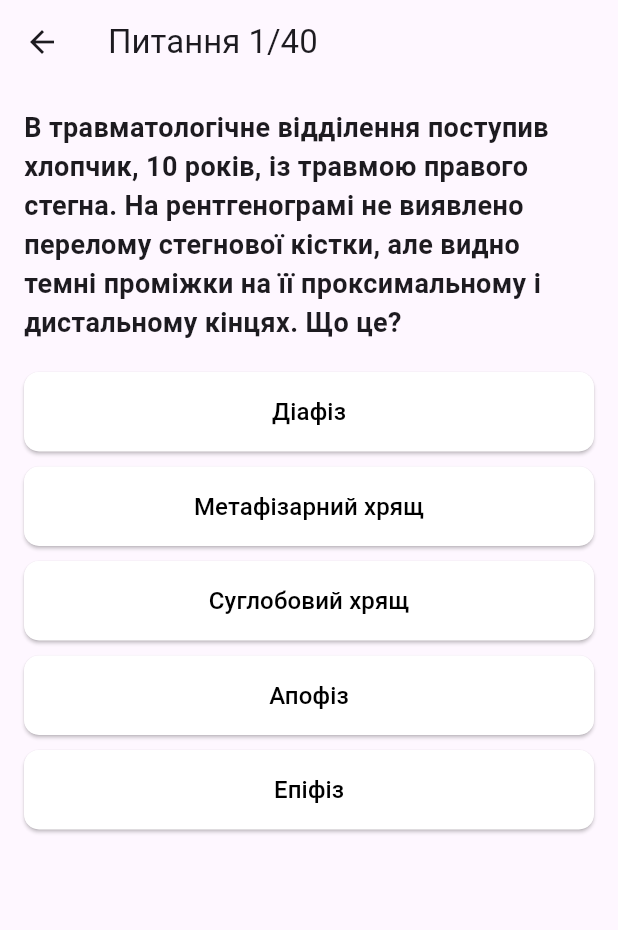
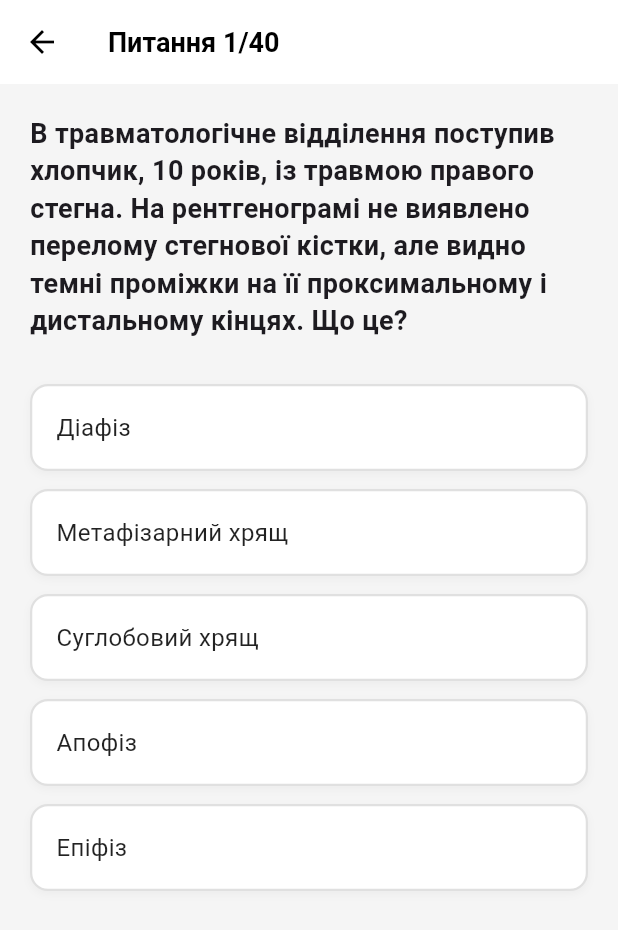
Before and after one commit to babazyaka9/-, a Flutter app: the screen it shows after launch, after a tap on an icon or button, on a phone screen of 412 x 824 dp. Shown: the top 930 px of the screen. Run offline on Flutter 3.47's test engine with Material 3 defaults, Android fonts, the phone set to English and light mode, and no system bars; our stand-ins replace shared_preferences.

Commit message:
Update main.dart

```diff
--- a/lib/main.dart
+++ b/lib/main.dart
@@ -13,9 +13,11 @@ class AnatomyApp extends StatelessWidget {
   @override
   Widget build(BuildContext context) {
     return MaterialApp(
+      debugShowCheckedModeBanner: false,
       title: 'Анатомія',
       theme: ThemeData(
         primarySwatch: Colors.blue,
+        scaffoldBackgroundColor: const Color(0xFFF5F5F5), // Світло-сірий фон як на сайті
         useMaterial3: true,
       ),
       home: const MenuScreen(),
@@ -35,7 +37,6 @@ class _MenuScreenState extends State<MenuScreen> {
   List<dynamic> _questions = [];
   Map<String, dynamic> _progress = {};
   bool _isLoading = true;
-  String? _error;
 
   @override
   void initState() {
@@ -45,11 +46,11 @@ class _MenuScreenState extends State<MenuScreen> {
 
   Future<void> _loadData() async {
     try {
-      // 1. Завантажуємо питання з файлу
+      // Завантаження питань
       final jsonString = await rootBundle.loadString('questions.json');
       final List<dynamic> data = json.decode(jsonString);
 
-      // 2. Завантажуємо прогрес
+      // Завантаження прогресу
       final prefs = await SharedPreferences.getInstance();
       final savedProgress = prefs.getString('user_progress');
       Map<String, dynamic> progressMap = {
@@ -69,37 +70,21 @@ class _MenuScreenState extends State<MenuScreen> {
         });
       }
     } catch (e) {
-      if (mounted) {
-        setState(() {
-          _error = e.toString();
-          _isLoading = false;
-        });
-      }
+      // Ігноруємо помилки, просто показуємо пустий екран або лоадер
+      if (mounted) setState(() => _isLoading = false);
     }
   }
 
   Future<void> _resetProgress() async {
     final prefs = await SharedPreferences.getInstance();
     await prefs.remove('user_progress');
-    _loadData(); // Перезавантажити
+    _loadData();
   }
 
   @override
   Widget build(BuildContext context) {
     if (_isLoading) {
       return const Scaffold(body: Center(child: CircularProgressIndicator()));
-    }
-
-    if (_error != null) {
-      return Scaffold(
-        body: Center(
-          child: Padding(
-            padding: const EdgeInsets.all(20.0),
-            child: Text("Помилка: $_error\nПеревірте файл questions.json",
-              style: const TextStyle(color: Colors.red), textAlign: TextAlign.center),
-          ),
-        ),
-      );
     }
 
     final wrongIndices = List<int>.from(_progress['wrong_indices'] ?? []);
@@ -109,9 +94,11 @@ class _MenuScreenState extends State<MenuScreen> {
     return Scaffold(
       appBar: AppBar(
         title: const Text("Анатомія", style: TextStyle(fontWeight: FontWeight.bold)),
+        backgroundColor: Colors.white,
+        elevation: 0,
         actions: [
           IconButton(
-            icon: const Icon(Icons.delete_forever, color: Colors.red),
+            icon: const Icon(Icons.delete_outline, color: Colors.red),
             onPressed: _resetProgress,
           )
         ],
@@ -119,17 +106,25 @@ class _MenuScreenState extends State<MenuScreen> {
       body: ListView(
         padding: const EdgeInsets.all(16),
         children: [
+          // Кнопка помилок
           if (wrongIndices.isNotEmpty)
-            Card(
-              color: Colors.purple.shade100,
+            Container(
+              margin: const EdgeInsets.only(bottom: 15),
+              decoration: BoxDecoration(
+                color: Colors.purple,
+                borderRadius: BorderRadius.circular(12),
+                boxShadow: [BoxShadow(color: Colors.purple.withOpacity(0.3), blurRadius: 8, offset: const Offset(0, 4))],
+              ),
               child: ListTile(
-                leading: const Icon(Icons.warning, color: Colors.purple),
+                leading: const Icon(Icons.warning_amber_rounded, color: Colors.white, size: 30),
                 title: Text("Робота над помилками (${wrongIndices.length})",
-                    style: const TextStyle(fontWeight: FontWeight.bold)),
+                    style: const TextStyle(fontWeight: FontWeight.bold, color: Colors.white)),
+                trailing: const Icon(Icons.arrow_forward_ios, color: Colors.white70, size: 16),
                 onTap: () => _startQuiz(context, mode: 'review', wrongIds: wrongIndices),
               ),
             ),
-          const SizedBox(height: 10),
+
+          // Список тестів
           ...List.generate((_questions.length / chunkSize).ceil(), (index) {
             final start = index * chunkSize;
             final end = (start + chunkSize) < _questions.length ? (start + chunkSize) : _questions.length;
@@ -138,31 +133,39 @@ class _MenuScreenState extends State<MenuScreen> {
 
             String status = "Не почато";
             IconData icon = Icons.circle_outlined;
-            Color color = Colors.grey.shade100;
+            Color iconColor = Colors.grey;
+            Color cardColor = Colors.white;
 
             if (res != null) {
               final percent = res['percent'];
               status = "${res['score']}/${res['total']} (${percent.toInt()}%)";
               if (percent >= 60) {
                 icon = Icons.check_circle;
-                color = Colors.green.shade100;
+                iconColor = Colors.green;
+                cardColor = Colors.green.shade50;
               } else {
                 icon = Icons.cancel;
-                color = Colors.red.shade100;
+                iconColor = Colors.red;
+                cardColor = Colors.red.shade50;
               }
             }
 
-            return Card(
-              color: color,
-              margin: const EdgeInsets.only(bottom: 8),
+            return Container(
+              margin: const EdgeInsets.only(bottom: 10),
+              decoration: BoxDecoration(
+                color: cardColor,
+                borderRadius: BorderRadius.circular(12),
+                border: Border.all(color: Colors.grey.shade200),
+              ),
               child: ListTile(
-                leading: Icon(icon),
-                title: Text("Тест ${index + 1}"),
+                leading: Icon(icon, color: iconColor, size: 28),
+                title: Text("Тест ${index + 1}", style: const TextStyle(fontWeight: FontWeight.bold)),
                 subtitle: Text(status),
                 onTap: () => _startQuiz(context, mode: 'chunk', start: start, end: end, key: key),
               ),
             );
           }),
+          const SizedBox(height: 20),
         ],
       ),
     );
@@ -183,7 +186,7 @@ class _MenuScreenState extends State<MenuScreen> {
         ),
       ),
     );
-    _loadData(); // Оновити дані після повернення
+    _loadData(); // Оновлюємо меню після повернення
   }
 }
 
@@ -261,17 +264,15 @@ class _QuizScreenState extends State<QuizScreen> {
   }
 
   Future<void> _finishQuiz() async {
-    // Логіка збереження
     final prefs = await SharedPreferences.getInstance();
 
-    // Оновлюємо список помилок
+    // Оновлюємо помилки
     Set<int> wrongSet = Set<int>.from(widget.currentProgress['wrong_indices'] ?? []);
     wrongSet.addAll(_newWrongs);
     wrongSet.removeAll(_correctIds);
-
     widget.currentProgress['wrong_indices'] = wrongSet.toList();
 
-    // Оновлюємо статистику блоку
+    // Оновлюємо статистику
     if (widget.mode == 'chunk' && widget.chunkKey != null) {
       double percent = (_score / _quizQuestions.length) * 100;
       Map<String, dynamic> chunkRes = widget.currentProgress['chunk_results'] ?? {};
@@ -286,78 +287,99 @@ class _QuizScreenState extends State<QuizScreen> {
     await prefs.setString('user_progress', json.encode(widget.currentProgress));
 
     if (!mounted) return;
-
-    // Екран результату
     Navigator.pushReplacement(
       context,
-      MaterialPageRoute(
-        builder: (context) => ResultScreen(
-          score: _score,
-          total: _quizQuestions.length,
-        ),
-      ),
+      MaterialPageRoute(builder: (context) => ResultScreen(score: _score, total: _quizQuestions.length)),
     );
   }
 
   @override
   Widget build(BuildContext context) {
-    if (_quizQuestions.isEmpty) {
-      return Scaffold(
-        appBar: AppBar(title: const Text("Тест")),
-        body: const Center(child: Text("Помилок немає! 🎉")),
-      );
-    }
+    if (_quizQuestions.isEmpty) return const Scaffold(body: Center(child: Text("Помилок немає! 🎉")));
 
     final q = _quizQuestions[_currentIndex];
 
+    // СКРОЛЛ ВІДБУВАЄТЬСЯ ТУТ (SingleChildScrollView)
     return Scaffold(
       appBar: AppBar(
         title: Text("Питання ${_currentIndex + 1}/${_quizQuestions.length}"),
+        backgroundColor: Colors.white,
+        elevation: 0,
         leading: IconButton(
-          icon: const Icon(Icons.arrow_back),
+          icon: const Icon(Icons.arrow_back, color: Colors.black),
           onPressed: () => Navigator.of(context).pop(),
         ),
+        titleTextStyle: const TextStyle(color: Colors.black, fontSize: 18, fontWeight: FontWeight.bold),
       ),
-      body: Padding(
-        padding: const EdgeInsets.all(16.0),
+      body: SafeArea(
+        child: SingleChildScrollView(
+          padding: const EdgeInsets.all(20.0),
           child: Column(
             crossAxisAlignment: CrossAxisAlignment.stretch,
             children: [
-            Text(q['q'], style: const TextStyle(fontSize: 18, fontWeight: FontWeight.bold)),
-            const SizedBox(height: 20),
+              Text(q['q'], style: const TextStyle(fontSize: 18, fontWeight: FontWeight.w600, height: 1.4)),
+              const SizedBox(height: 30),
+
+              // Варіанти відповідей
               ...List.generate(q['opts'].length, (index) {
-              Color color = Colors.white;
+                Color bgColor = Colors.white;
+                Color textColor = Colors.black87;
+                Color borderColor = Colors.grey.shade300;
+
                 if (_answered) {
-                if (index == q['c']) color = Colors.green.shade200;
-                else if (index == _selectedOption) color = Colors.red.shade200;
+                  if (index == q['c']) {
+                    bgColor = Colors.green.shade500; // Правильна - зелена
+                    textColor = Colors.white;
+                    borderColor = Colors.green.shade500;
+                  } else if (index == _selectedOption) {
+                    bgColor = Colors.red.shade400; // Обрана неправильна - червона
+                    textColor = Colors.white;
+                    borderColor = Colors.red.shade400;
+                  }
                 }
 
                 return Padding(
-                padding: const EdgeInsets.only(bottom: 10),
-                child: ElevatedButton(
-                  style: ElevatedButton.styleFrom(
-                    backgroundColor: color,
-                    padding: const EdgeInsets.all(15),
-                    shape: RoundedRectangleBorder(borderRadius: BorderRadius.circular(10)),
+                  padding: const EdgeInsets.only(bottom: 12),
+                  child: InkWell(
+                    onTap: _answered ? null : () => _checkAnswer(index),
+                    borderRadius: BorderRadius.circular(12),
+                    child: Container(
+                      padding: const EdgeInsets.all(16),
+                      decoration: BoxDecoration(
+                        color: bgColor,
+                        borderRadius: BorderRadius.circular(12),
+                        border: Border.all(color: borderColor, width: 1.5),
+                        boxShadow: [
+                          if (!_answered)
+                            BoxShadow(color: Colors.grey.withOpacity(0.1), blurRadius: 4, offset: const Offset(0, 2))
+                        ],
                       ),
-                  onPressed: _answered ? null : () => _checkAnswer(index),
-                  child: Text(q['opts'][index],
-                    style: const TextStyle(color: Colors.black, fontSize: 16)),
+                      child: Text(q['opts'][index], style: TextStyle(color: textColor, fontSize: 16)),
+                    ),
                   ),
                 );
               }),
-            const Spacer(),
+
+              const SizedBox(height: 20),
+
+              // Кнопка Далі
               if (_answered)
-              ElevatedButton(
+                SizedBox(
+                  height: 55,
+                  child: ElevatedButton(
                     onPressed: _nextQuestion,
                     style: ElevatedButton.styleFrom(
-                  backgroundColor: Colors.blue,
+                      backgroundColor: Colors.blueAccent,
                       foregroundColor: Colors.white,
-                  padding: const EdgeInsets.all(16)
+                      elevation: 4,
+                      shape: RoundedRectangleBorder(borderRadius: BorderRadius.circular(12)),
                     ),
-                child: const Text("Далі", style: TextStyle(fontSize: 18)),
-              )
+                    child: const Text("Далі", style: TextStyle(fontSize: 18, fontWeight: FontWeight.bold)),
+                  ),
+                ),
+              const SizedBox(height: 20), // Відступ знизу для зручного скролу
             ],
+          ),
         ),
       ),
     );
@@ -380,16 +402,26 @@ class ResultScreen extends StatelessWidget {
         child: Column(
           mainAxisAlignment: MainAxisAlignment.center,
           children: [
-            Icon(passed ? Icons.check_circle : Icons.cancel,
+            Icon(passed ? Icons.check_circle_rounded : Icons.cancel_rounded,
                  size: 100, color: passed ? Colors.green : Colors.red),
             const SizedBox(height: 20),
             Text("${percent.toInt()}%",
-                 style: TextStyle(fontSize: 40, fontWeight: FontWeight.bold, color: passed ? Colors.green : Colors.red)),
-            Text("Правильно: $score з $total", style: const TextStyle(fontSize: 20)),
+                 style: TextStyle(fontSize: 48, fontWeight: FontWeight.bold, color: passed ? Colors.green : Colors.red)),
+            const SizedBox(height: 10),
+            Text("Правильно: $score з $total", style: const TextStyle(fontSize: 20, color: Colors.grey)),
             const SizedBox(height: 40),
-            ElevatedButton(
+            SizedBox(
+              width: 200,
+              height: 50,
+              child: ElevatedButton(
                 onPressed: () => Navigator.of(context).pop(),
-              child: const Text("В меню"),
+                style: ElevatedButton.styleFrom(
+                  backgroundColor: passed ? Colors.green : Colors.blue,
+                  foregroundColor: Colors.white,
+                  shape: RoundedRectangleBorder(borderRadius: BorderRadius.circular(12)),
+                ),
+                child: const Text("В меню", style: TextStyle(fontSize: 18)),
+              ),
             )
           ],
         ),
```
Lines whose indentation alone changed are shown as unchanged.
